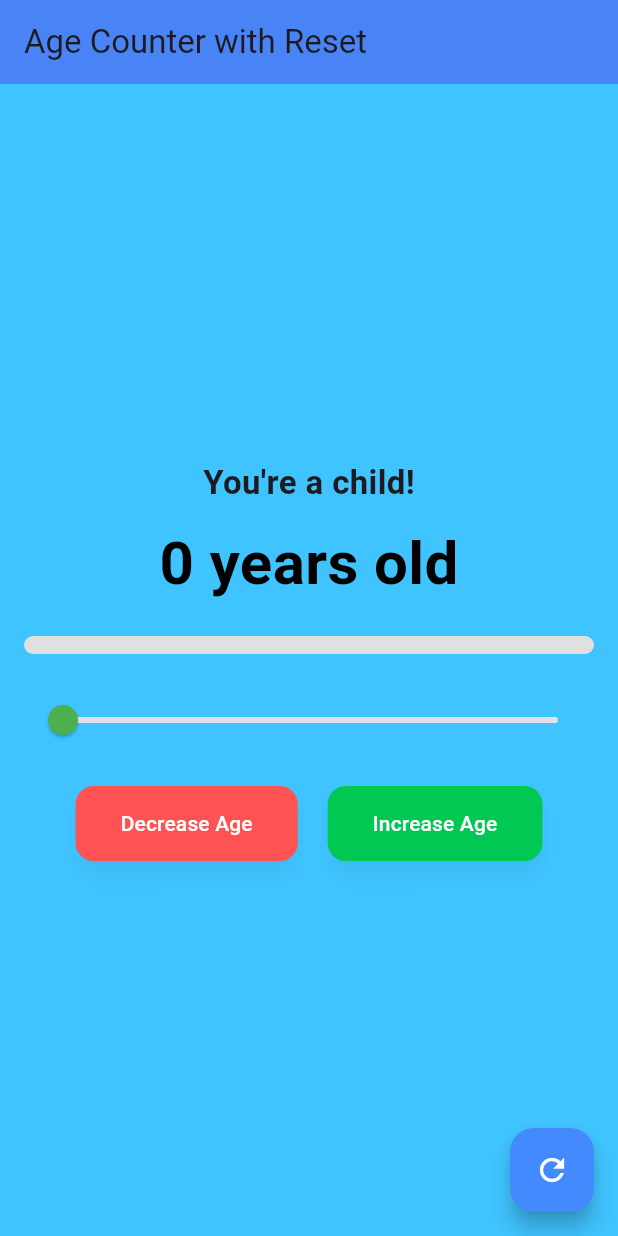
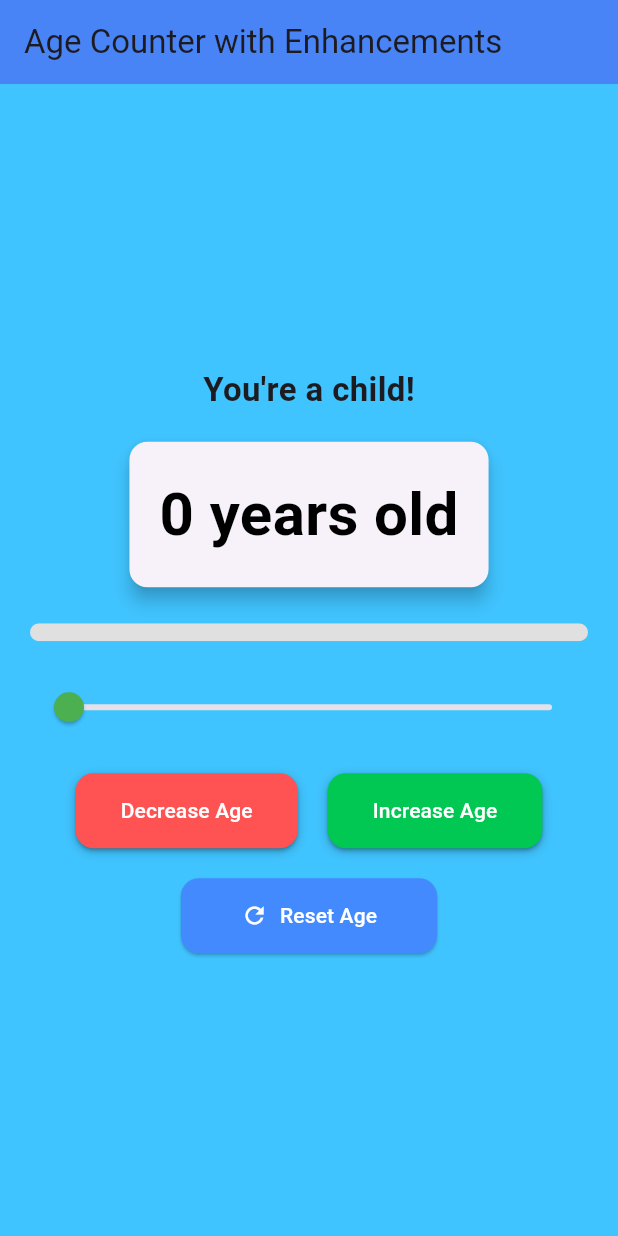
Before and after one commit to charan4112/counter_app, a Flutter app: the screen it shows after launch, on a phone screen of 412 x 824 dp. Run offline on Flutter 3.47's test engine with Material 3 defaults, Android fonts, the phone set to English and light mode, and no system bars.

Commit message:
Step 9: UI Enhancements, Button Animations & Performance Optimizations

```diff
--- a/lib/screens/home_screen.dart
+++ b/lib/screens/home_screen.dart
@@ -38,7 +38,7 @@ class HomeScreen extends StatelessWidget {
 
     return Scaffold(
       appBar: AppBar(
-        title: const Text("Age Counter with Reset"),
+        title: const Text("Age Counter with Enhancements"),
         backgroundColor: Colors.blueAccent,
         elevation: 5,
       ),
@@ -47,11 +47,11 @@ class HomeScreen extends StatelessWidget {
         curve: Curves.easeInOut,
         color: milestone["color"],
         child: Padding(
-          padding: const EdgeInsets.all(16.0),
+          padding: const EdgeInsets.symmetric(horizontal: 20, vertical: 30),
           child: Column(
             mainAxisAlignment: MainAxisAlignment.center,
             children: [
-              // Fade-in animation for the message
+              // Animated message with fade-in effect
               AnimatedOpacity(
                 opacity: 1.0,
                 duration: const Duration(milliseconds: 600),
@@ -60,11 +60,19 @@ class HomeScreen extends StatelessWidget {
                   style: const TextStyle(fontSize: 22, fontWeight: FontWeight.bold),
                 ),
               ),
-              const SizedBox(height: 10),
+              const SizedBox(height: 15),
 
-              Text(
+              // Age Counter Display
+              Card(
+                elevation: 5,
+                shape: RoundedRectangleBorder(borderRadius: BorderRadius.circular(12)),
+                child: Padding(
+                  padding: const EdgeInsets.all(20.0),
+                  child: Text(
                     '${counterProvider.counter} years old',
                     style: const TextStyle(fontSize: 40, fontWeight: FontWeight.bold, color: Colors.black),
+                  ),
+                ),
               ),
               const SizedBox(height: 20),
 
@@ -94,39 +102,57 @@ class HomeScreen extends StatelessWidget {
               ),
               const SizedBox(height: 20),
 
-              // Buttons with animation
+              // Buttons with Animated Effects
               Row(
                 mainAxisAlignment: MainAxisAlignment.center,
                 children: [
-                  _customButton(
+                  _animatedButton(
                     text: "Decrease Age",
                     color: Colors.redAccent,
                     onPressed: counterProvider.decrement,
                   ),
                   const SizedBox(width: 20),
-                  _customButton(
+                  _animatedButton(
                     text: "Increase Age",
                     color: Colors.greenAccent[700]!,
                     onPressed: counterProvider.increment,
                   ),
                 ],
               ),
+              const SizedBox(height: 20),
+
+              // Reset Button with Icon
+              ElevatedButton.icon(
+                onPressed: counterProvider.reset,
+                style: ElevatedButton.styleFrom(
+                  backgroundColor: Colors.blueAccent,
+                  padding: const EdgeInsets.symmetric(horizontal: 40, vertical: 15),
+                  shape: RoundedRectangleBorder(
+                    borderRadius: BorderRadius.circular(12),
+                  ),
+                ),
+                icon: const Icon(Icons.refresh, color: Colors.white),
+                label: const Text("Reset Age", style: TextStyle(color: Colors.white)),
+              ),
             ],
           ),
         ),
       ),
-      floatingActionButton: FloatingActionButton(
-        onPressed: counterProvider.reset,
-        backgroundColor: Colors.blueAccent,
-        tooltip: "Reset Age",
-        child: const Icon(Icons.refresh, color: Colors.white),
-      ),
     );
   }
 
-  // Custom Button Widget
-  Widget _customButton({required String text, required Color color, required VoidCallback onPressed}) {
-    return ElevatedButton(
+  // Custom Animated Button Widget
+  Widget _animatedButton({required String text, required Color color, required VoidCallback onPressed}) {
+    return AnimatedContainer(
+      duration: const Duration(milliseconds: 300),
+      curve: Curves.easeInOut,
+      decoration: BoxDecoration(
+        borderRadius: BorderRadius.circular(12),
+        boxShadow: [
+          BoxShadow(color: Colors.black.withOpacity(0.2), blurRadius: 5, offset: const Offset(0, 2))
+        ],
+      ),
+      child: ElevatedButton(
         onPressed: onPressed,
         style: ElevatedButton.styleFrom(
           backgroundColor: color,
@@ -134,10 +160,9 @@ class HomeScreen extends StatelessWidget {
           shape: RoundedRectangleBorder(
             borderRadius: BorderRadius.circular(12),
           ),
-        shadowColor: Colors.black.withOpacity(0.2),
-        elevation: 5,
         ),
         child: Text(text, style: const TextStyle(color: Colors.white)),
+      ),
     );
   }
 }
```
Lines whose indentation alone changed are shown as unchanged.
